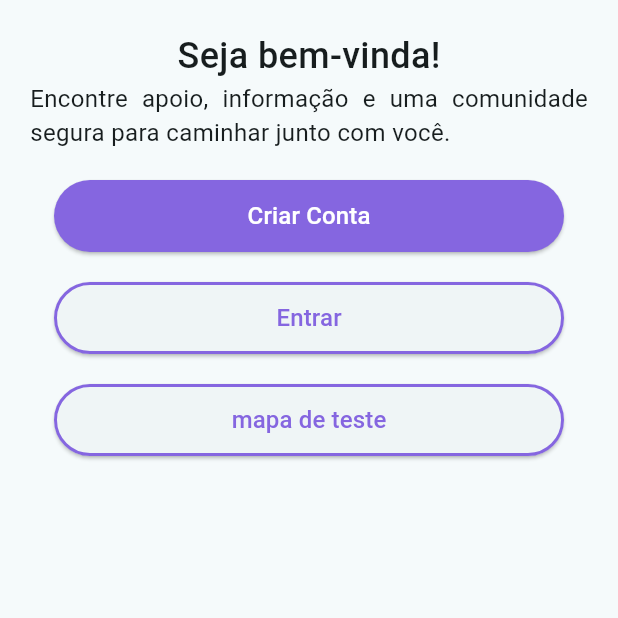
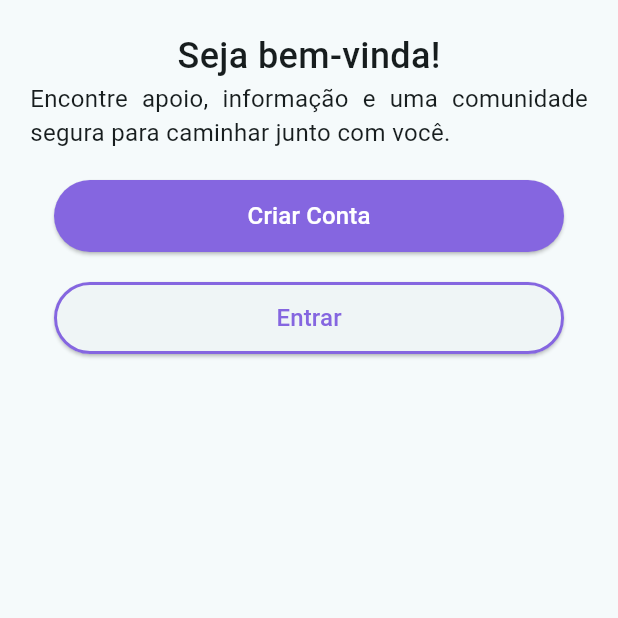
Before and after one commit to Denils0n/EloMae, a Flutter app: the WelcomeScreen screen opened by its route, on a phone screen of 412 x 824 dp, the top half of it. Run offline on Flutter 3.47's test engine with Material 3 defaults, Android fonts, the phone set to English and light mode, and no system bars; our stand-ins replace cloud_firestore, firebase_auth, firebase_core, flutter_dotenv, flutter_svg, geolocator and 2 more; missing offline and left inert: lucid_validation; accounts and stored records are empty.

Commit message:
Adicionando mapa na bara de navegação

```diff
--- a/lib/app/views/screens/auth/welcome_screen.dart
+++ b/lib/app/views/screens/auth/welcome_screen.dart
@@ -54,31 +54,16 @@ class WelcomeScreen extends StatelessWidget {
                       onPressed: () => GoRouter.of(context).push('/login'),
                       style: ElevatedButton.styleFrom(
                         foregroundColor: Colors.white,
-                        shape: RoundedRectangleBorder(side: BorderSide(color: const Color(0xFF8566E0), width: 2), borderRadius: BorderRadius.circular(30)),
+                        shape: RoundedRectangleBorder(
+                          side: BorderSide(
+                            color: const Color(0xFF8566E0),
+                            width: 2,
+                          ),
+                          borderRadius: BorderRadius.circular(30),
+                        ),
                       ),
                       child: const Text(
                         'Entrar',
-                        style: TextStyle(
-                          color: Color(0xFF8566E0),
-                          fontSize: 16,
-                          fontWeight: FontWeight.w500,
-                        ),
-                      ),
-                    ),
-                  ),
-
-                  SizedBox(height: 20),
-                  SizedBox(
-                    width: 340,
-                    height: 48,
-                    child: ElevatedButton(
-                      onPressed: () => GoRouter.of(context).push('/mapa'),
-                      style: ElevatedButton.styleFrom(
-                        foregroundColor: Colors.white,
-                        shape: RoundedRectangleBorder(side: BorderSide(color: const Color(0xFF8566E0), width: 2), borderRadius: BorderRadius.circular(30)),
-                      ),
-                      child: const Text(
-                        'mapa de teste',
                         style: TextStyle(
                           color: Color(0xFF8566E0),
                           fontSize: 16,
--- a/lib/app/views/screens/location/map_screen.dart
+++ b/lib/app/views/screens/location/map_screen.dart
@@ -99,7 +99,7 @@ class _MapScreenState extends State<MapScreen> {
             );
           },
         ),
-        bottomNavigationBar: const Navigationbar(currentIndex: 0),
+        bottomNavigationBar: const Navigationbar(currentIndex: 1),
       ),
     );
   }
```
Also changed, not shown: lib/app/views/widgets/navigationbar.dart (+8 -1 lines).
